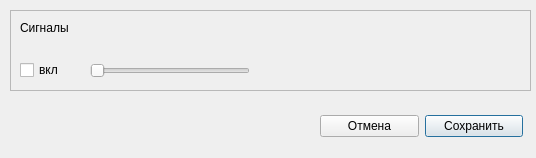
Qt form GUI/options.ui (Eugene-q/PresenterPlayer) before a commit.
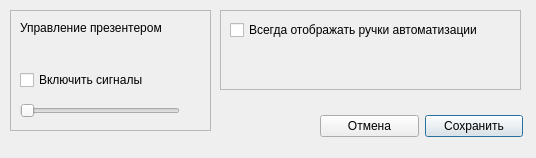
The same form after that commit.

Commit message: - Пункт "всегда отображать автоматизацию" в настройках. Переделан OptionsDialog: теперь всё, что загружается из файла настроек, хранится только в атрибутах экземпляра OptionsDialog.

The edit to the form file:
```diff
--- a/GUI/options.ui
+++ b/GUI/options.ui
@@ -24,8 +24,8 @@
     <rect>
      <x>10</x>
      <y>10</y>
-     <width>521</width>
-     <height>81</height>
+     <width>201</width>
+     <height>121</height>
     </rect>
    </property>
    <property name="frameShape">
@@ -38,33 +38,20 @@
     <property name="geometry">
      <rect>
       <x>10</x>
-      <y>50</y>
-      <width>71</width>
+      <y>60</y>
+      <width>161</width>
       <height>20</height>
      </rect>
     </property>
     <property name="text">
-     <string>вкл</string>
-    </property>
-   </widget>
-   <widget class="QLabel" name="label">
-    <property name="geometry">
-     <rect>
-      <x>10</x>
-      <y>10</y>
-      <width>60</width>
-      <height>16</height>
-     </rect>
-    </property>
-    <property name="text">
-     <string>Сигналы</string>
+     <string>Включить сигналы</string>
     </property>
    </widget>
    <widget class="QSlider" name="sliderSignalsVol">
     <property name="geometry">
      <rect>
-      <x>80</x>
-      <y>50</y>
+      <x>10</x>
+      <y>90</y>
       <width>160</width>
       <height>22</height>
      </rect>
@@ -73,6 +60,19 @@
      <enum>Qt::Horizontal</enum>
     </property>
    </widget>
+   <widget class="QLabel" name="label">
+    <property name="geometry">
+     <rect>
+      <x>10</x>
+      <y>10</y>
+      <width>171</width>
+      <height>16</height>
+     </rect>
+    </property>
+    <property name="text">
+     <string>Управление презентером</string>
+    </property>
+   </widget>
   </widget>
   <widget class="QWidget" name="layoutWidget">
    <property name="geometry">
@@ -103,6 +103,35 @@
     </item>
    </layout>
   </widget>
+  <widget class="QFrame" name="frame_2">
+   <property name="geometry">
+    <rect>
+     <x>220</x>
+     <y>10</y>
+     <width>301</width>
+     <height>80</height>
+    </rect>
+   </property>
+   <property name="frameShape">
+    <enum>QFrame::StyledPanel</enum>
+   </property>
+   <property name="frameShadow">
+    <enum>QFrame::Raised</enum>
+   </property>
+   <widget class="QCheckBox" name="checkBoxShowAutomations">
+    <property name="geometry">
+     <rect>
+      <x>10</x>
+      <y>10</y>
+      <width>291</width>
+      <height>20</height>
+     </rect>
+    </property>
+    <property name="text">
+     <string>Всегда отображать ручки автоматизации</string>
+    </property>
+   </widget>
+  </widget>
  </widget>
  <resources/>
  <connections/>
```
The commit also changes 1 other file.
